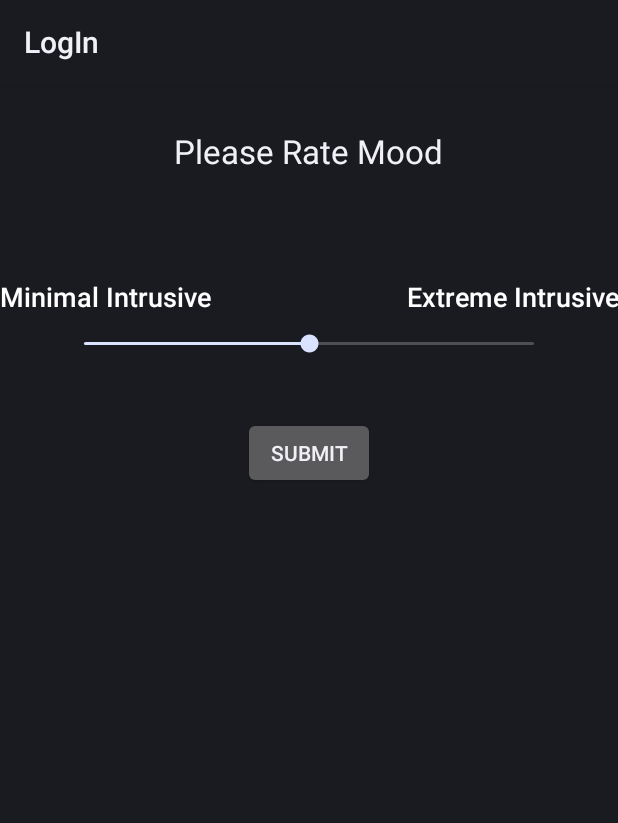
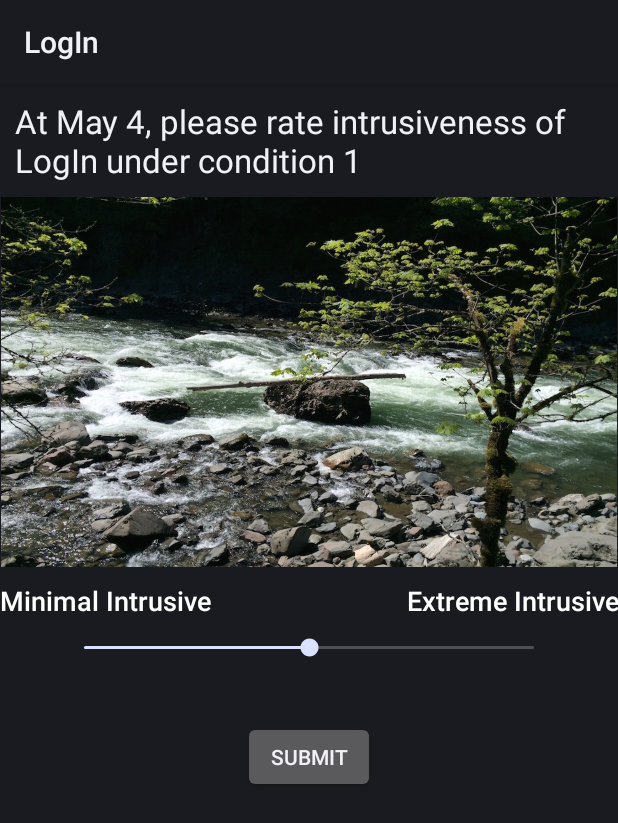
Before and after one commit to stevezhanggeek/LogIn, an Android app: the RateAlert screen opened directly, with no data from a screen before it, on a phone screen of 412 x 824 dp. Shown: the top 823 px of the screen. Run offline under Robolectric (Android 15) with nearby library versions, the phone set to English and light mode, and no system bars.

Commit message:
Update rate alert, add sound for notification

```diff
--- a/app/src/main/java/com/LogIn/AlarmReceiverNotification.java
+++ b/app/src/main/java/com/LogIn/AlarmReceiverNotification.java
@@ -5,6 +5,8 @@ import android.app.NotificationManager;
 import android.app.PendingIntent;
 import android.content.Context;
 import android.content.Intent;
+import android.media.RingtoneManager;
+import android.net.Uri;
 import android.support.v4.app.NotificationCompat;
 import android.support.v4.content.WakefulBroadcastReceiver;
 
@@ -16,6 +18,8 @@ public class AlarmReceiverNotification extends WakefulBroadcastReceiver {
 
     @Override
     public void onReceive(Context context, Intent intent) {
+        Uri soundUri = RingtoneManager.getDefaultUri(RingtoneManager.TYPE_NOTIFICATION);
+
         PendingIntent resultPendingIntent =
                 PendingIntent.getActivity(
                         context,
@@ -37,8 +41,14 @@ public class AlarmReceiverNotification extends WakefulBroadcastReceiver {
                 new NotificationCompat.Builder(context)
                         .setSmallIcon(R.drawable.glow_dot)
                         .setContentTitle("It's time to LogIn!")
+                        .setSound(soundUri)
                         .setContentText(text_content)
                         .setContentIntent(resultPendingIntent)
+                        .addAction(0, "1", resultPendingIntent)
+                        .addAction(0, "2", resultPendingIntent)
+                        .addAction(0, "3", resultPendingIntent)
+                        .addAction(0, "4", resultPendingIntent)
+                        .addAction(0, "5", resultPendingIntent)
                         .setAutoCancel(true);
 
         // Sets an ID for the notification, easy to remove then
--- a/app/src/main/java/com/LogIn/MainActivity.java
+++ b/app/src/main/java/com/LogIn/MainActivity.java
@@ -25,7 +25,6 @@ import android.view.MenuInflater;
 import android.view.MenuItem;
 import android.view.MotionEvent;
 import android.view.View;
-import android.view.WindowManager;
 import android.widget.ImageView;
 import android.widget.TextView;
 
@@ -79,11 +78,6 @@ public class MainActivity extends Activity {
 //        getActionBar().setDisplayShowTitleEnabled(false);
         startService(new Intent(this, LockscreenService.class));
 
-        AlarmReceiverRating alarm_rating = new AlarmReceiverRating();
-        alarm_rating.setRatingAlarm(this);
-        AlarmReceiverNotification alarm_notification = new AlarmReceiverNotification();
-        alarm_notification.setNotificationAlarm(this);
-
         SharedPreferences SP = PreferenceManager.getDefaultSharedPreferences(getBaseContext());
         String login_type = SP.getString("pref_key_login_type", "");
         Utility.LogInType = login_type;
@@ -96,6 +90,11 @@ public class MainActivity extends Activity {
         Utility.day_start = Integer.parseInt(start_day);
         Utility.hour_start = Integer.parseInt(start_hour);
         Utility.hour_rate = Integer.parseInt(rate_hour);
+
+        AlarmReceiverRating alarm_rating = new AlarmReceiverRating();
+        alarm_rating.setRatingAlarm(this);
+        AlarmReceiverNotification alarm_notification = new AlarmReceiverNotification();
+        alarm_notification.setNotificationAlarm(this);
 
         if (Utility.LogInType.equals("Sleepiness")) {
             setContentView(R.layout.input_sleepiness);
--- a/app/src/main/java/com/LogIn/RateAlert.java
+++ b/app/src/main/java/com/LogIn/RateAlert.java
@@ -20,8 +20,12 @@ import android.os.Bundle;
 import android.os.Handler;
 import android.view.View;
 import android.widget.Button;
+import android.widget.ImageView;
 import android.widget.SeekBar;
 import android.widget.TextView;
+
+import java.text.DateFormatSymbols;
+import java.util.Calendar;
 
 public class RateAlert extends Activity {
     private int rating = 0;
@@ -32,13 +36,27 @@ public class RateAlert extends Activity {
 
         setContentView(R.layout.rate_alert);
         final TextView txt = (TextView) findViewById(R.id.textView);
+        String description = "At ";
+        /*
         if (Utility.LogInType.equals("Sleepiness")) {
-            txt.setText("Please Rate Sleepiness");
+            description += "Sleepiness";
         } else if (Utility.LogInType.equals("Depression")) {
-            txt.setText("Please Rate Depression");
+            description += "Depression";
         } else {
-            txt.setText("Please Rate Mood");
+            description += "Mood";
         }
+        */
+        Calendar cal = Calendar.getInstance();
+        int month = cal.get(Calendar.MONTH);
+        int day = cal.get(Calendar.DAY_OF_MONTH);
+        description += (new DateFormatSymbols().getMonths()[month] + " " + Integer.toString(day));
+
+        description += ", please rate intrusiveness of LogIn under condition 1";
+        txt.setText(description);
+
+        final ImageView image_view = (ImageView) findViewById(R.id.imageView);
+
+        image_view.setImageResource(R.drawable.preview_condition_1);
 
         final SeekBar seek_bar = (SeekBar) findViewById(R.id.seekBar);
 
--- a/app/src/main/java/com/LogIn/Utility.java
+++ b/app/src/main/java/com/LogIn/Utility.java
@@ -29,6 +29,7 @@ public class Utility extends Activity {
     public static int hour_start = 10;
     public static final int num_hour_experiment_length = 14;
     public static int hour_rate = 22;
+    public static int condition = 1;
 
     public static List<ParseObject> m_valueList;
 
--- a/app/src/main/res/layout/rate_alert.xml
+++ b/app/src/main/res/layout/rate_alert.xml
@@ -4,20 +4,41 @@
     android:layout_height="match_parent"
     android:orientation="vertical">
 
+
+    <ScrollView
+        android:layout_width="wrap_content"
+        android:layout_height="wrap_content"
+        android:id="@+id/scrollView2">
+
+        <LinearLayout
+            android:layout_width="fill_parent"
+            android:layout_height="wrap_content"
+            android:orientation="vertical">
+
             <TextView
                 android:layout_width="wrap_content"
                 android:layout_height="wrap_content"
                 android:textAppearance="?android:attr/textAppearanceLarge"
-        android:text="Intrusiveness"
+                android:text="At May 4, please rate intrusiveness of LogIn under condition 1"
                 android:id="@+id/textView"
                 android:layout_gravity="center_horizontal"
-        android:layout_marginTop="30dp" />
+                android:layout_marginTop="10dp"
+                android:layout_marginLeft="10dp"
+                android:layout_marginRight="10dp"
+                android:layout_marginBottom="10dp"/>
+
+            <ImageView
+                android:layout_width="wrap_content"
+                android:layout_height="wrap_content"
+                android:id="@+id/imageView"
+                android:src="@drawable/preview_condition_1"
+                android:adjustViewBounds="true" />
 
             <LinearLayout
                 android:layout_width="fill_parent"
                 android:layout_height="wrap_content"
                 android:orientation="horizontal"
-        android:layout_marginTop="70dp">
+                android:layout_marginTop="10dp">
 
                 <TextView
                     android:layout_width="wrap_content"
@@ -56,3 +77,6 @@
                 android:layout_gravity="center_horizontal"
                 android:layout_marginTop="40dp" />
         </LinearLayout>
+    </ScrollView>
+
+</LinearLayout>
```
Also changed, not shown: app/src/main/res/drawable/preview_condition_1.jpg (added). Lines whose indentation alone changed are shown as unchanged.
